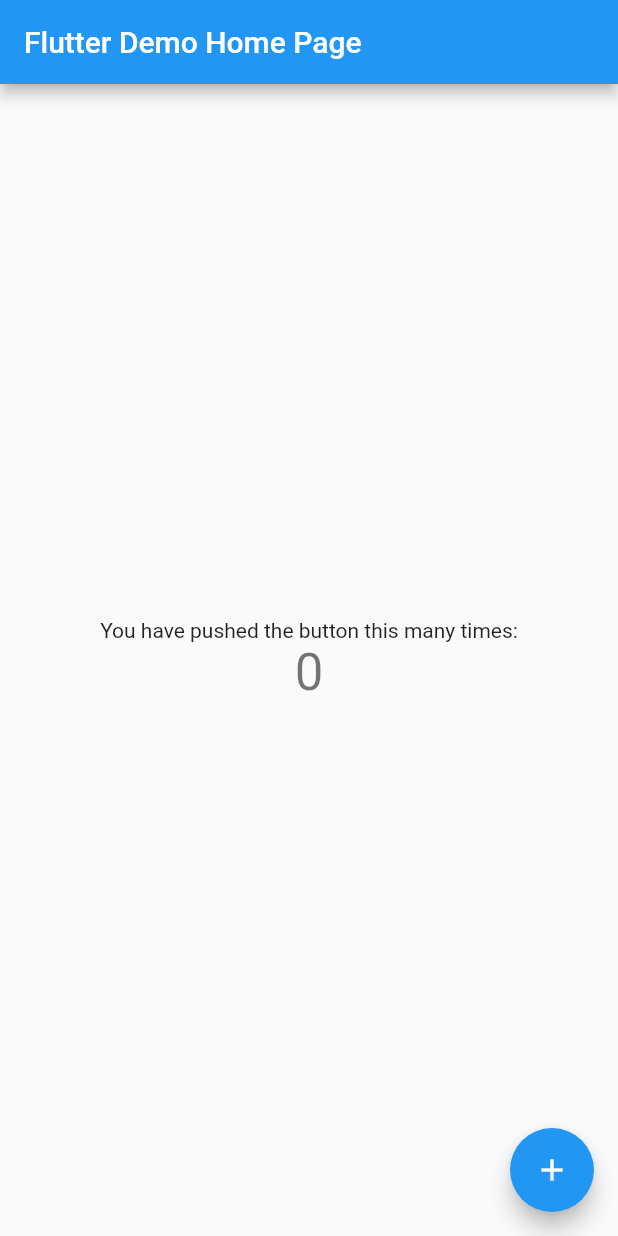
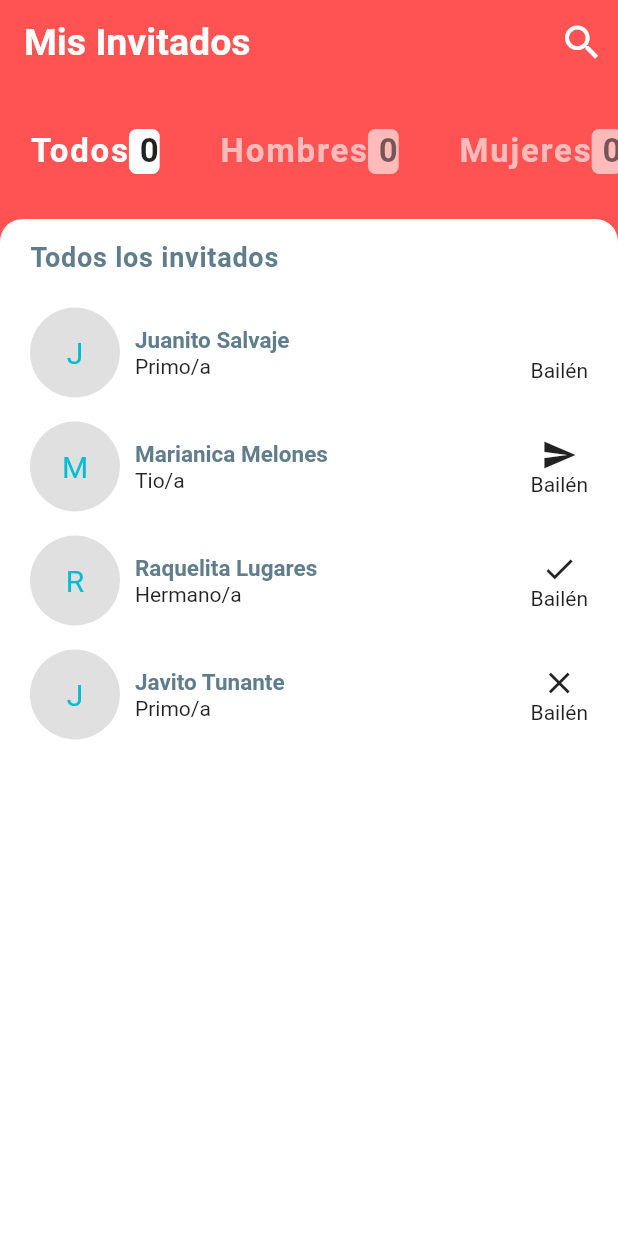
Before and after one commit to srgrover/Invitados-flutter, a Flutter app: the screen it shows after launch, on a phone screen of 412 x 824 dp. Run offline on Flutter 3.47's test engine with Material 2 defaults, Android fonts, the phone set to English and light mode, and no system bars; our stand-ins replace cloud_firestore; accounts and stored records are empty.

Commit message:
Añadimos listview para categorias y personas

```diff
--- a/lib/main.dart
+++ b/lib/main.dart
@@ -1,30 +1,24 @@
+import 'dart:async';
+
+import 'package:cloud_firestore/cloud_firestore.dart';
 import 'package:flutter/material.dart';
+import 'package:invitados/screens/home_screen.dart';
 
-void main() {
-  runApp(const MyApp());
-}
+void main() => runApp(const MyApp());
 
 class MyApp extends StatelessWidget {
   const MyApp({Key? key}) : super(key: key);
-
   // This widget is the root of your application.
   @override
   Widget build(BuildContext context) {
     return MaterialApp(
-      title: 'Flutter Demo',
+      title: 'Lista de Invitados',
+      debugShowCheckedModeBanner: false,
       theme: ThemeData(
-        // This is the theme of your application.
-        //
-        // Try running your application with "flutter run". You'll see the
-        // application has a blue toolbar. Then, without quitting the app, try
-        // changing the primarySwatch below to Colors.green and then invoke
-        // "hot reload" (press "r" in the console where you ran "flutter run",
-        // or simply save your changes to "hot reload" in a Flutter IDE).
-        // Notice that the counter didn't reset back to zero; the application
-        // is not restarted.
-        primarySwatch: Colors.blue,
+        primaryColor: Colors.cyan,
+        accentColor: Colors.redAccent
       ),
-      home: const MyHomePage(title: 'Flutter Demo Home Page'),
+      home: HomeScreen(),
     );
   }
 }
@@ -113,3 +107,13 @@ class _MyHomePageState extends State<MyHomePage> {
     );
   }
 }
+
+class GuestBookMessage {
+  GuestBookMessage({required this.name, required this.message});
+  final String name;
+  final String message;
+}
+
+StreamSubscription<QuerySnapshot>? _guestBookSubscription;
+List<GuestBookMessage> _guestBookMessages = [];
+List<GuestBookMessage> get guestBookMessages => _guestBookMessages;
--- /dev/null
+++ b/lib/models/group.dart
@@ -0,0 +1,9 @@
+class Group {
+  final String? id;
+  final String description;
+
+  Group({
+    this.id,
+    required this.description,
+  });
+}
--- /dev/null
+++ b/lib/models/person.dart
@@ -0,0 +1,86 @@
+class Person {
+  final String? id;
+  final String name;
+  final String? surname;
+  final String relationship;
+  final String gender;
+  final String? location;
+  final String classification;
+  final bool isInvited;
+  final bool isConfirmed;
+  final bool isRejected;
+  final String group;
+  final DateTime createdDate;
+
+  Person({
+    this.id,
+    required this.name,
+    this.surname,
+    required this.relationship,
+    required this.gender,
+    this.location,
+    required this.classification,
+    required this.isInvited,
+    required this.isConfirmed,
+    required this.isRejected,
+    required this.group,
+    required this.createdDate,
+  });
+
+  //Person(this.id, this.name, this.surname, this.relationship, this.gender, this.location, this.classification, this.isInvited, this.isConfirmed, this.isRejected, this.group, {});
+}
+
+List<Person> personasList = [
+  Person(
+      id: "1",
+      name: 'Juanito',
+      surname: "Salvaje",
+      relationship: "Primo/a",
+      gender: "Hombre",
+      location: "Bailén",
+      classification: "Adulto",
+      isInvited: false,
+      isConfirmed: false,
+      isRejected: false,
+      group: "1",
+      createdDate: DateTime(2022)),
+  Person(
+      id: "2",
+      name: 'Marianica',
+      surname: "Melones",
+      relationship: "Tio/a",
+      gender: "Mujer",
+      location: "Bailén",
+      classification: "Adulto",
+      isInvited: true,
+      isConfirmed: false,
+      isRejected: false,
+      group: "1",
+      createdDate: DateTime(2022)),
+  Person(
+      id: "3",
+      name: 'Raquelita',
+      surname: "Lugares",
+      relationship: "Hermano/a",
+      gender: "Mujer",
+      location: "Bailén",
+      classification: "Adulto",
+      isInvited: false,
+      isConfirmed: true,
+      isRejected: false,
+      group: "2",
+      createdDate: DateTime(2022)),
+  Person(
+      id: "4",
+      name: 'Javito',
+      surname: "Tunante",
+      relationship: "Primo/a",
+      gender: "Hombre",
+      location: "Bailén",
+      classification: "Adulto",
+      isInvited: false,
+      isConfirmed: false,
+      isRejected: true,
+      group: "3",
+      createdDate: DateTime(2022))
+];
--- /dev/null
+++ b/lib/screens/home_screen.dart
@@ -0,0 +1,76 @@
+import 'package:flutter/material.dart';
+import 'package:invitados/widgets/category_selector.dart';
+import 'package:invitados/widgets/person_list.dart';
+
+class HomeScreen extends StatefulWidget {
+  const HomeScreen({Key? key}) : super(key: key);
+
+  @override
+  _HomeScreenState createState() => _HomeScreenState();
+}
+
+class _HomeScreenState extends State<HomeScreen> {
+  @override
+  Widget build(BuildContext context) {
+    return Scaffold(
+      backgroundColor: Theme.of(context).accentColor,
+      appBar: AppBar(
+        backgroundColor: Theme.of(context).accentColor,
+        elevation: 0.0,
+        actions: <Widget>[
+          IconButton(
+            onPressed: () {},
+            icon: const Icon(Icons.search),
+            iconSize: 30.0,
+            color: Colors.white,
+          )
+        ],
+        title: const Text(
+          'Mis Invitados',
+          style: TextStyle(
+              fontSize: 25.0, fontWeight: FontWeight.bold, color: Colors.white),
+        ),
+      ),
+      body: Column(
+        children: [
+          CategorySelector(),
+          Expanded(
+            child: Container(
+              height: 500,
+              decoration: const BoxDecoration(
+                color: Colors.white,
+                borderRadius: BorderRadius.only(
+                  topLeft: Radius.circular(15.0),
+                  topRight: Radius.circular(15.0),
+                ),
+              ),
+              child: Column(
+                children: [
+                  Padding(
+                    padding: const EdgeInsets.symmetric(
+                        horizontal: 20.0, vertical: 15.0),
+                    child: Row(
+                      mainAxisAlignment: MainAxisAlignment.spaceBetween,
+                      // ignore: prefer_const_literals_to_create_immutables
+                      children: [
+                        const Text(
+                          "Todos los invitados",
+                          style: TextStyle(
+                              color: Colors.blueGrey,
+                              fontSize: 18.0,
+                              fontWeight: FontWeight.bold,
+                              letterSpacing: .5),
+                        ),
+                      ],
+                    ),
+                  ),
+                  const PersonList()
+                ],
+              ),
+            ),
+          )
+        ],
+      ),
+    );
+  }
+}
--- /dev/null
+++ b/lib/widgets/category_selector.dart
@@ -0,0 +1,75 @@
+import 'package:flutter/material.dart';
+
+class CategorySelector extends StatefulWidget {
+  @override
+  _CategorySelectorState createState() => _CategorySelectorState();
+}
+
+class _CategorySelectorState extends State<CategorySelector> {
+  int selectedIndex = 0;
+  final List<String> categories = [
+    'Todos',
+    'Hombres',
+    'Mujeres',
+    'Invitados',
+    'Confirmados',
+    'Rechazados'
+  ];
+
+  @override
+  Widget build(BuildContext context) {
+    return Container(
+      height: 90.0,
+      color: Theme.of(context).accentColor,
+      child: ListView.builder(
+          scrollDirection: Axis.horizontal,
+          itemCount: categories.length,
+          itemBuilder: (BuildContext context, int index) {
+            return GestureDetector(
+              onTap: () {
+                setState(() {
+                  selectedIndex = index;
+                });
+              },
+              child: Padding(
+                padding: EdgeInsets.symmetric(horizontal: 20.0, vertical: 30.0),
+                child: Row(
+                  children: [
+                    Text(
+                      categories[index],
+                      style: TextStyle(
+                          color: index == selectedIndex
+                              ? Colors.white
+                              : Colors.white60,
+                          fontSize: 22.0,
+                          fontWeight: FontWeight.bold,
+                          letterSpacing: 1.2),
+                    ),
+                    Container(
+                      alignment: Alignment.center,
+                      decoration: BoxDecoration(
+                        color: index == selectedIndex
+                            ? Colors.white
+                            : Colors.white60,
+                        borderRadius: BorderRadius.all(Radius.circular(5.0)),
+                      ),
+                      child: Text(
+                        " 0",
+                        textAlign: TextAlign.center,
+                        style: TextStyle(
+                            color: index == selectedIndex
+                                ? Colors.black87
+                                : Colors.black54,
+                            fontSize: 22.0,
+                            fontWeight: FontWeight.bold,
+                            letterSpacing: 1.2),
+                      ),
+                    )
+                  ],
+                ),
+              ),
+            );
+          }),
+    );
+  }
+}
--- /dev/null
+++ b/lib/widgets/person_list.dart
@@ -0,0 +1,79 @@
+import 'package:flutter/cupertino.dart';
+import 'package:flutter/material.dart';
+import 'package:invitados/models/person.dart';
+
+class PersonList extends StatelessWidget {
+  const PersonList({Key? key}) : super(key: key);
+
+  @override
+  Widget build(BuildContext context) {
+    return Expanded(
+      child: Container(
+          color: Colors.white,
+          child: ListView.builder(
+              itemCount: personasList.length,
+              itemBuilder: (BuildContext context, int index) {
+                final Person person = personasList[index];
+                return Container(
+                  margin: EdgeInsets.only(top: 5.0, bottom: 5.0, right: 0.0),
+                  padding:
+                      EdgeInsets.symmetric(horizontal: 20.0, vertical: 3.0),
+                  child: Row(
+                    mainAxisAlignment: MainAxisAlignment.spaceBetween,
+                    children: [
+                      Row(
+                        children: [
+                          CircleAvatar(
+                            radius: 30.0,
+                            backgroundColor: Colors.black12,
+                            child: Text(
+                              person.name[0],
+                              style: TextStyle(
+                                  color: Theme.of(context).primaryColor,
+                                  fontSize: 20.0),
+                            ),
+                          ),
+                          const SizedBox(
+                            width: 10.0,
+                          ),
+                          Column(
+                            crossAxisAlignment: CrossAxisAlignment.start,
+                            children: [
+                              const SizedBox(
+                                height: 0.0,
+                              ),
+                              Container(
+                                width: MediaQuery.of(context).size.width * 0.5,
+                                child: Text(
+                                  person.name + " " + person.surname.toString(),
+                                  style: const TextStyle(
+                                      color: Colors.blueGrey,
+                                      fontWeight: FontWeight.w600,
+                                      fontSize: 15.0),
+                                  overflow: TextOverflow.ellipsis,
+                                ),
+                              ),
+                              Text(person.relationship)
+                            ],
+                          ),
+                        ],
+                      ),
+                      Column(
+                        children: [
+                          Icon(person.isRejected
+                              ? Icons.close
+                              : person.isConfirmed
+                                  ? Icons.check
+                                  : person.isInvited
+                                      ? Icons.send
+                                      : null),
+                          Text(person.location.toString())
+                        ],
+                      )
+                    ],
+                  ),
+                );
+              })),
+    );
+  }
+}
```
